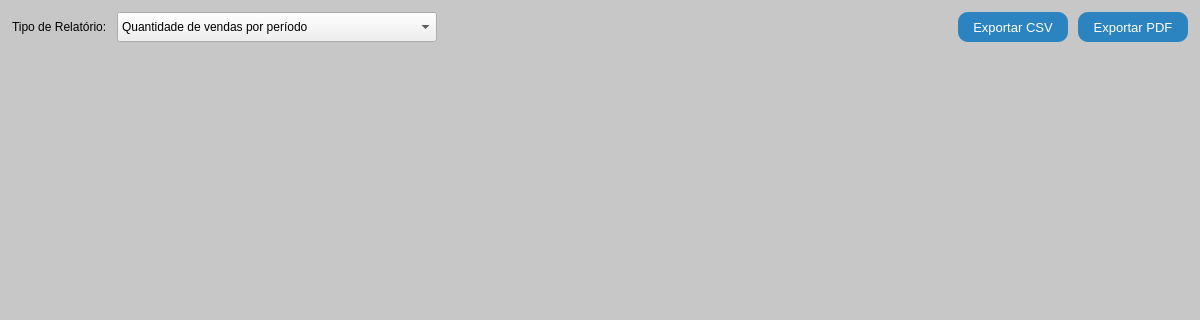
Old version of the form src/relatorios.ui in the repository GabR36/QEstoqueLoja; both pictures show x 0 to 1200 and y 0 to 320 of the 1200 by 600 pixel window.
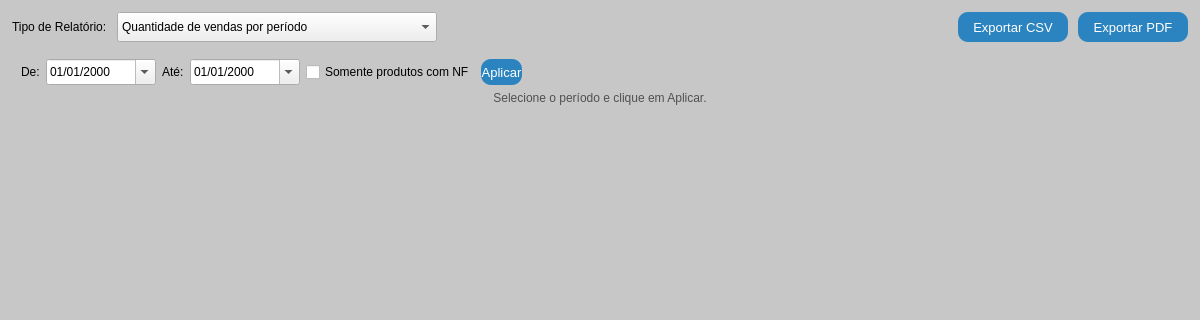
New version of the form.

Commit message: Relatorio de inventario nf/todos produtos

```diff
--- a/src/relatorios.ui
+++ b/src/relatorios.ui
@@ -522,7 +522,65 @@
      <widget class="QWidget" name="page_estoque">
       <layout class="QVBoxLayout" name="verticalLayout_estoque">
        <item>
-        <layout class="QHBoxLayout" name="horizontalLayout_3"/>
+        <layout class="QHBoxLayout" name="filterBar_Inv">
+         <property name="spacing">
+          <number>6</number>
+         </property>
+         <item>
+          <widget class="QLabel" name="lbl_deInv">
+           <property name="text"><string>De:</string></property>
+          </widget>
+         </item>
+         <item>
+          <widget class="QDateEdit" name="DE_InicioInv">
+           <property name="displayFormat"><string>dd/MM/yyyy</string></property>
+           <property name="calendarPopup"><bool>true</bool></property>
+           <property name="minimumSize"><size><width>110</width><height>26</height></size></property>
+          </widget>
+         </item>
+         <item>
+          <widget class="QLabel" name="lbl_ateInv">
+           <property name="text"><string>Até:</string></property>
+          </widget>
+         </item>
+         <item>
+          <widget class="QDateEdit" name="DE_FimInv">
+           <property name="displayFormat"><string>dd/MM/yyyy</string></property>
+           <property name="calendarPopup"><bool>true</bool></property>
+           <property name="minimumSize"><size><width>110</width><height>26</height></size></property>
+          </widget>
+         </item>
+         <item>
+          <widget class="QCheckBox" name="ChkBox_SomenteNfInv">
+           <property name="text"><string>Somente produtos com NF</string></property>
+          </widget>
+         </item>
+         <item>
+          <widget class="QPushButton" name="Btn_AplicarInv">
+           <property name="text"><string>Aplicar</string></property>
+           <property name="maximumSize"><size><width>80</width><height>30</height></size></property>
+          </widget>
+         </item>
+         <item>
+          <spacer>
+           <property name="orientation"><enum>Qt::Orientation::Horizontal</enum></property>
+           <property name="sizeHint" stdset="0"><size><width>40</width><height>20</height></size></property>
+          </spacer>
+         </item>
+        </layout>
+       </item>
+       <item>
+        <widget class="QLabel" name="Lbl_InvStatus">
+         <property name="text"><string>Selecione o período e clique em Aplicar.</string></property>
+         <property name="alignment"><set>Qt::AlignmentFlag::AlignCenter</set></property>
+         <property name="styleSheet"><string notr="true">font: 10pt &quot;Segoe UI&quot;; color: rgb(80,80,80);</string></property>
+        </widget>
+       </item>
+       <item>
+        <spacer>
+         <property name="orientation"><enum>Qt::Orientation::Vertical</enum></property>
+         <property name="sizeHint" stdset="0"><size><width>20</width><height>40</height></size></property>
+        </spacer>
        </item>
       </layout>
      </widget>
```
Left out of the diff: 7 changed lines with no effect on the pictures. The commit also changes 9 other files.
